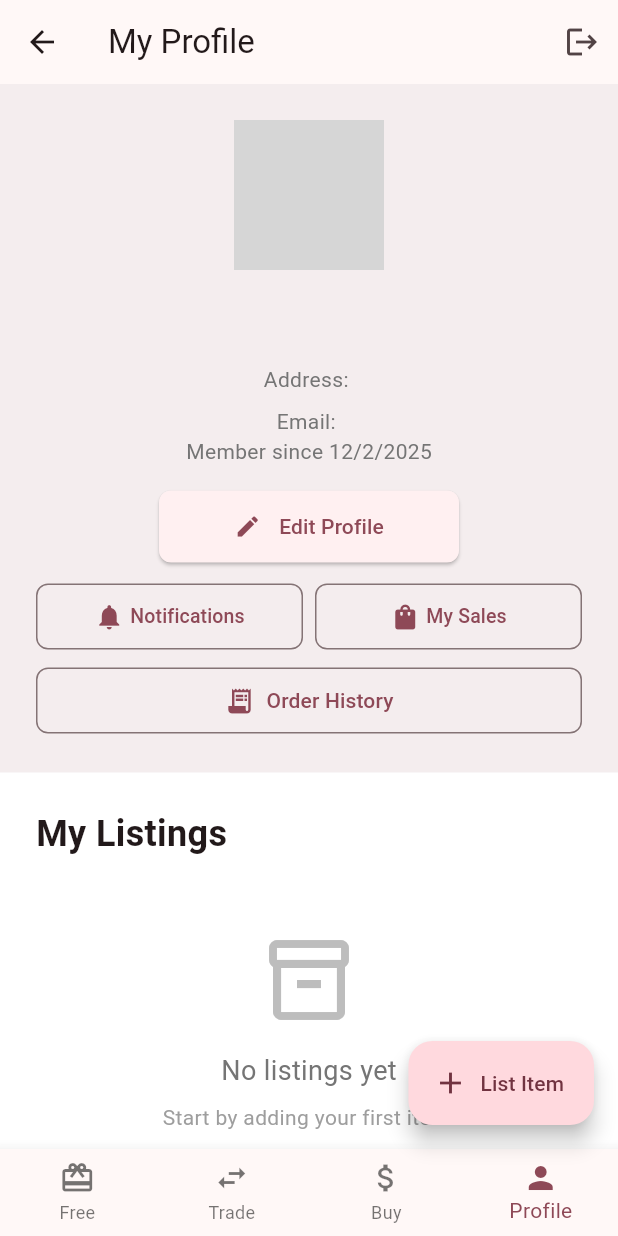
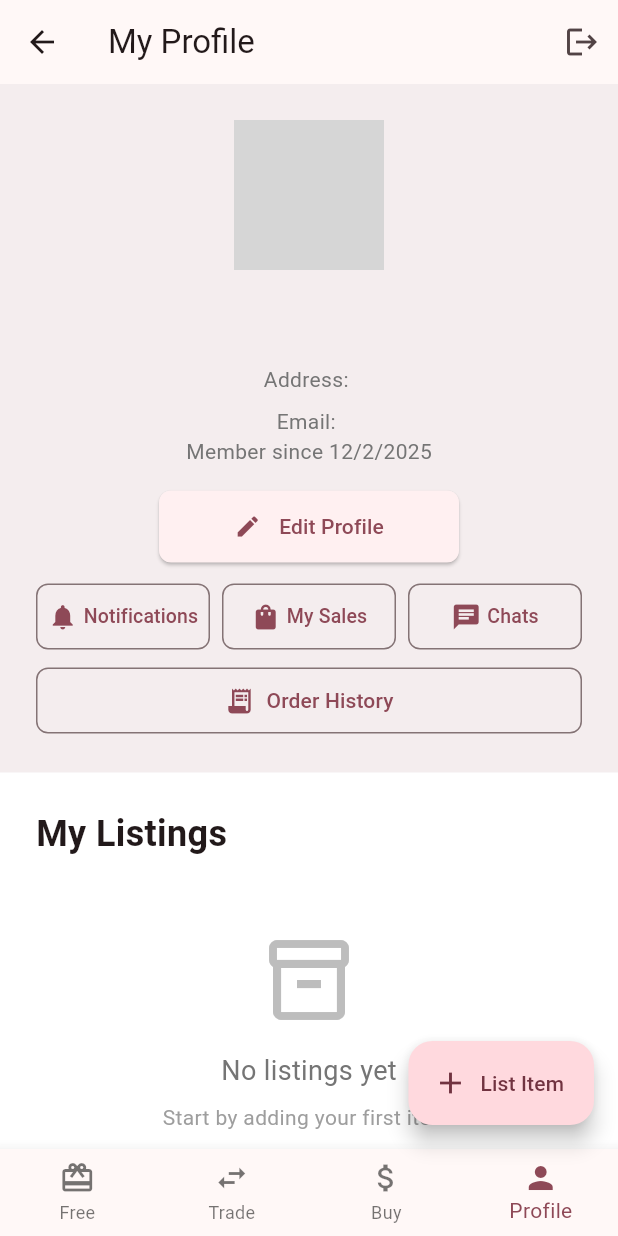
Before and after one commit to eggboixd/comp4768-mun-thrift-project, a Flutter app: the ProfileScreen screen opened directly, on a phone screen of 412 x 824 dp. Run offline on Flutter 3.47's test engine with Material 3 defaults, Android fonts, the phone set to English and light mode, and no system bars; our stand-ins replace cloud_firestore, firebase_auth, firebase_core, firebase_storage, flutter_riverpod, go_router and 3 more; accounts and stored records are empty; network calls fail; grey boxes are pictures that could not be loaded.

Commit message:
Added ability to see exisiting chats

```diff
--- a/lib/models/chat.dart
+++ b/lib/models/chat.dart
@@ -3,14 +3,14 @@ class ChatMessage {
   final String fromUserId;
   final String toUserId;
   final String message;
-  final DateTime timestamp;
+  final DateTime? timestamp;
 
   ChatMessage({
     required this.id,
     required this.fromUserId,
     required this.toUserId,
     required this.message,
-    required this.timestamp,
+    this.timestamp,
   });
 
   factory ChatMessage.fromMap(Map<String, dynamic> map) {
--- a/lib/router.dart
+++ b/lib/router.dart
@@ -1,3 +1,4 @@
+import 'package:comp4768_mun_thrift/screens/chat_list_screen.dart';
 import 'package:comp4768_mun_thrift/screens/chat_screen.dart';
 import 'package:comp4768_mun_thrift/screens/product_page.dart';
 import 'package:comp4768_mun_thrift/screens/edit_profile_screen.dart';
@@ -161,6 +162,7 @@ final routerProvider = Provider<GoRouter>((ref) {
           return OrderDetailsScreen(orderId: orderId);
         },
       ),
+      GoRoute(path: '/chat-list', builder: (context, state) => const ChatListScreen()),
       GoRoute(
         path: '/chat/:otherUserId',
         builder: (context, state) {
--- a/lib/screens/profile_screen.dart
+++ b/lib/screens/profile_screen.dart
@@ -179,6 +179,33 @@ class ProfileScreen extends ConsumerWidget {
                                   SizedBox(width: 4),
                                   Text(
                                     'My Sales',
+                                    style: TextStyle(fontSize: 13),
+                                  ),
+                                ],
+                              ),
+                            ),
+                          ),
+                          const SizedBox(width: 8),
+                          Expanded(
+                            child: OutlinedButton(
+                              onPressed: () {
+                                context.push('/chat-list');
+                              },
+                              style: OutlinedButton.styleFrom(
+                                padding: const EdgeInsets.symmetric(
+                                  vertical: 12,
+                                ),
+                                shape: RoundedRectangleBorder(
+                                  borderRadius: BorderRadius.circular(8),
+                                ),
+                              ),
+                              child: Row(
+                                mainAxisSize: MainAxisSize.min,
+                                children: const [
+                                  Icon(Icons.chat, size: 20),
+                                  SizedBox(width: 4),
+                                  Text(
+                                    'Chats',
                                     style: TextStyle(fontSize: 13),
                                   ),
                                 ],
```
Also changed, not shown: lib/screens/chat_list_screen.dart (added, +74 -0 lines), lib/services/chat_service.dart (+26 -2 lines).
